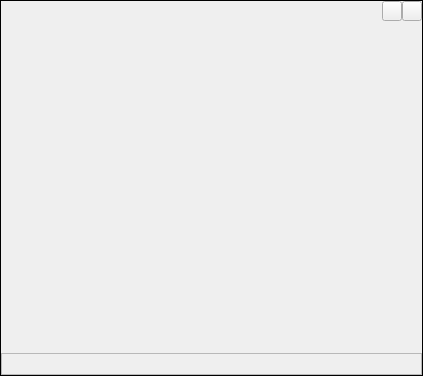
The window that classes/widget/containerwidget.ui (vlarry/configurator) describes before a commit, drawn with Qt 5.
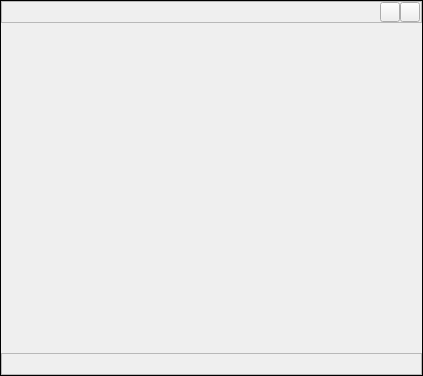
The same window after the commit. Icons and pictures are not drawn.

Diff of the .ui file:
```diff
--- a/classes/widget/containerwidget.ui
+++ b/classes/widget/containerwidget.ui
@@ -42,10 +42,35 @@
     <number>0</number>
    </property>
    <item>
+    <widget class="QFrame" name="frameHeader">
+     <property name="sizePolicy">
+      <sizepolicy hsizetype="Expanding" vsizetype="Fixed">
+       <horstretch>0</horstretch>
+       <verstretch>0</verstretch>
+      </sizepolicy>
+     </property>
+     <property name="frameShape">
+      <enum>QFrame::StyledPanel</enum>
+     </property>
+     <property name="frameShadow">
+      <enum>QFrame::Raised</enum>
+     </property>
     <layout class="QHBoxLayout" name="horizontalLayout_2">
      <property name="spacing">
       <number>0</number>
      </property>
+      <property name="leftMargin">
+       <number>1</number>
+      </property>
+      <property name="topMargin">
+       <number>0</number>
+      </property>
+      <property name="rightMargin">
+       <number>1</number>
+      </property>
+      <property name="bottomMargin">
+       <number>0</number>
+      </property>
      <item>
       <layout class="QHBoxLayout" name="horizontalLayout">
        <property name="spacing">
@@ -118,6 +143,7 @@
       </widget>
      </item>
     </layout>
+    </widget>
    </item>
    <item>
     <widget class="QWidget" name="widgetContainer" native="true"/>
```
Lines whose indentation alone changed are shown as unchanged.
